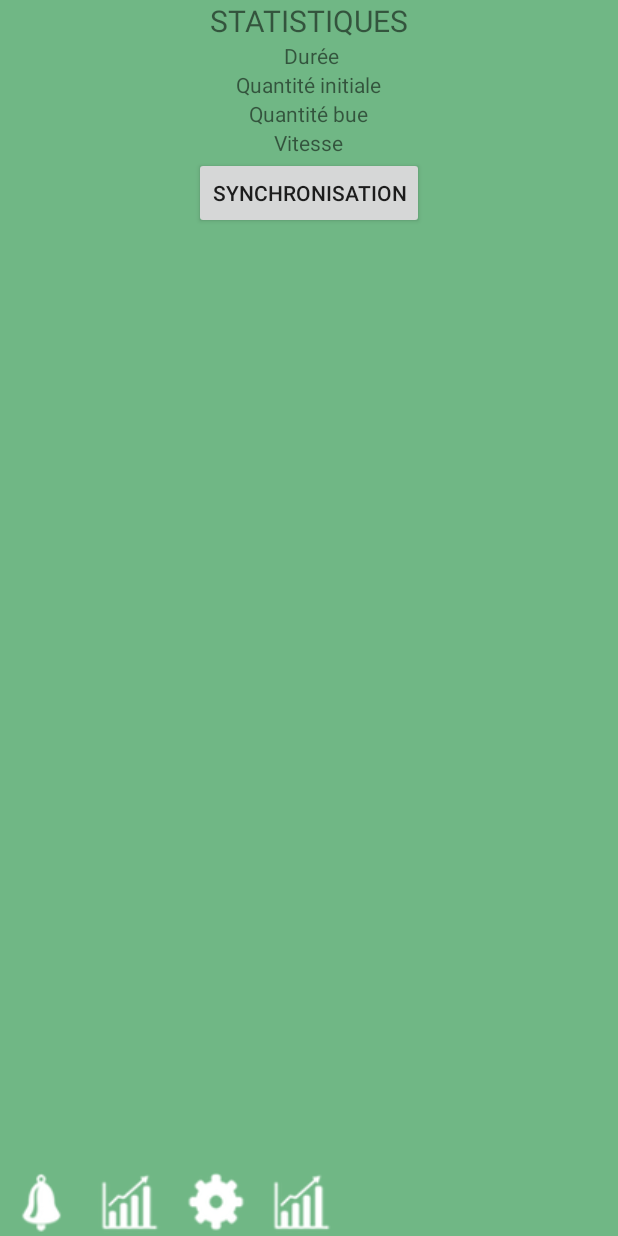
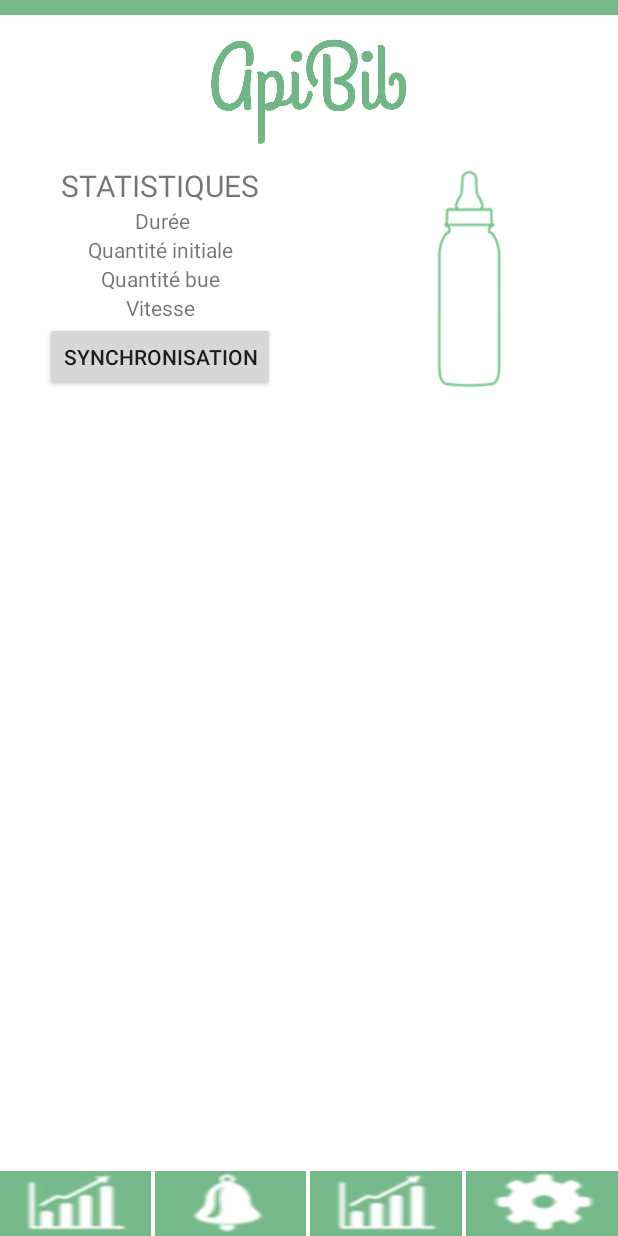
Before and after one commit to beggme/ApiBib, an Android app: the Indicateurs screen opened directly, with no data from a screen before it, on a phone screen of 412 x 824 dp. Run offline under Robolectric (Android 15) with nearby library versions, the phone set to English and light mode, and no system bars; 1 statement that could not run was skipped.

Commit message:
KBT - Ajout du background et début de mise en forme

```diff
--- a/app/src/main/res/layout/activity_indicateurs.xml
+++ b/app/src/main/res/layout/activity_indicateurs.xml
@@ -2,14 +2,30 @@
 <RelativeLayout xmlns:android="http://schemas.android.com/apk/res/android"
     android:layout_width="match_parent"
     android:layout_height="match_parent"
-android:background="@drawable/fond_vert">
+    android:background="#75B98A">
 
     <LinearLayout
         android:layout_width="fill_parent"
-    android:layout_height="wrap_content"
+        android:layout_height="fill_parent"
         android:orientation="vertical"
-    android:gravity="center_vertical">
+        android:layout_marginTop="10dp"
+        android:layout_marginBottom="43dp"
+        android:background="#ffffff">
 
+        <ImageView
+            android:layout_width="200dp"
+            android:layout_height="100dp"
+            android:layout_gravity="center_horizontal"
+            android:id="@+id/logoApiBib"
+            android:src="@drawable/apibib_logo_vert"/>
+
+        <LinearLayout
+            android:layout_width="wrap_content"
+            android:layout_height="wrap_content">
+            <LinearLayout
+                android:layout_width="214dp"
+                android:layout_height="151dp"
+                android:orientation="vertical">
                 <TextView
                     android:layout_width="wrap_content"
                     android:layout_height="wrap_content"
@@ -51,9 +67,16 @@ android:background="@drawable/fond_vert">
                     android:text="Synchronisation"
                     android:layout_gravity="center"
                     android:onClick="synchronisation"/>
+            </LinearLayout>
+
+            <ImageView
+                android:layout_width="match_parent"
+                android:layout_height="fill_parent"
+                android:id="@+id/imageView"
+                android:src="@drawable/biberon" />
+        </LinearLayout>
 
     </LinearLayout>
-
 
     <include layout="@layout/boutons_de_navigation"/>
 
--- a/app/src/main/res/layout/activity_parametrage_alerte.xml
+++ b/app/src/main/res/layout/activity_parametrage_alerte.xml
@@ -2,7 +2,7 @@
 <RelativeLayout xmlns:android="http://schemas.android.com/apk/res/android"
     android:layout_width="match_parent"
     android:layout_height="match_parent"
-    android:background="@drawable/fond_vert">
+    android:background="#75B98A">
 
     <Button
         android:layout_width="wrap_content"
--- a/app/src/main/res/layout/activity_statistiques.xml
+++ b/app/src/main/res/layout/activity_statistiques.xml
@@ -2,7 +2,7 @@
 <RelativeLayout xmlns:android="http://schemas.android.com/apk/res/android"
     android:layout_width="match_parent"
     android:layout_height="match_parent"
-    android:background="@drawable/fond_vert">
+    android:background="#75B98A">
 
     <LinearLayout
         android:layout_width="fill_parent"
@@ -14,7 +14,7 @@
             android:layout_width="fill_parent"
             android:layout_height="wrap_content"
             android:orientation="horizontal"
-            android:gravity="center_vertical">
+            android:gravity="center_horizontal">
             <Button
                 android:layout_width="wrap_content"
                 android:layout_height="wrap_content"
--- a/app/src/main/res/layout/boutons_de_navigation.xml
+++ b/app/src/main/res/layout/boutons_de_navigation.xml
@@ -1,40 +1,59 @@
 <?xml version="1.0" encoding="utf-8"?>
 <LinearLayout xmlns:android="http://schemas.android.com/apk/res/android"
-    android:layout_width="match_parent"
+    android:layout_width="fill_parent"
     android:layout_height="wrap_content"
     android:orientation="horizontal"
     android:weightSum="4"
+    android:gravity="center_horizontal"
     android:layout_alignParentBottom="true">
 
     <ImageButton
         android:layout_width="wrap_content"
         android:layout_height="wrap_content"
+        android:layout_weight="1"
+        android:layout_gravity="center_horizontal"
+        android:text="Indicateurs"
+        android:onClick="gotoIndicateurs"
+        android:background="@drawable/graph"/>
+
+    <View android:layout_height="fill_parent"
+        android:layout_width="4px"
+        android:background="#ffffff"/>
+
+    <ImageButton
+        android:layout_width="wrap_content"
+        android:layout_height="wrap_content"
+        android:layout_weight="1"
+        android:layout_gravity="center_horizontal"
         android:text="Paramétrage Alertes"
         android:onClick="gotoParametrageAlertes"
         android:background="@drawable/cloche"/>
 
+    <View android:layout_height="fill_parent"
+        android:layout_width="4px"
+        android:background="#ffffff"/>
+
     <ImageButton
         android:layout_width="wrap_content"
         android:layout_height="wrap_content"
+        android:layout_weight="1"
+        android:layout_gravity="center_horizontal"
         android:text="Statistiques"
         android:onClick="gotoStatistiques"
         android:background="@drawable/graph"/>
+
+    <View android:layout_height="fill_parent"
+        android:layout_width="4px"
+        android:background="#ffffff"/>
 
 
     <ImageButton
         android:layout_width="wrap_content"
         android:layout_height="wrap_content"
+        android:layout_weight="1"
+        android:layout_gravity="center_horizontal"
         android:text="Paramètres"
         android:onClick="gotoParametres"
         android:background="@drawable/roue"/>
 
-
-    <ImageButton
-        android:layout_width="wrap_content"
-        android:layout_height="wrap_content"
-        android:text="Indicateurs"
-        android:onClick="gotoIndicateurs"
-        android:background="@drawable/graph"/>
-
-
 </LinearLayout>
```
Also changed, not shown: app/src/main/res/layout/activity_login.xml (+5 -6 lines), app/src/main/res/layout/activity_parametres_initiaux.xml (+12 -3 lines). Lines whose indentation alone changed are shown as unchanged.
